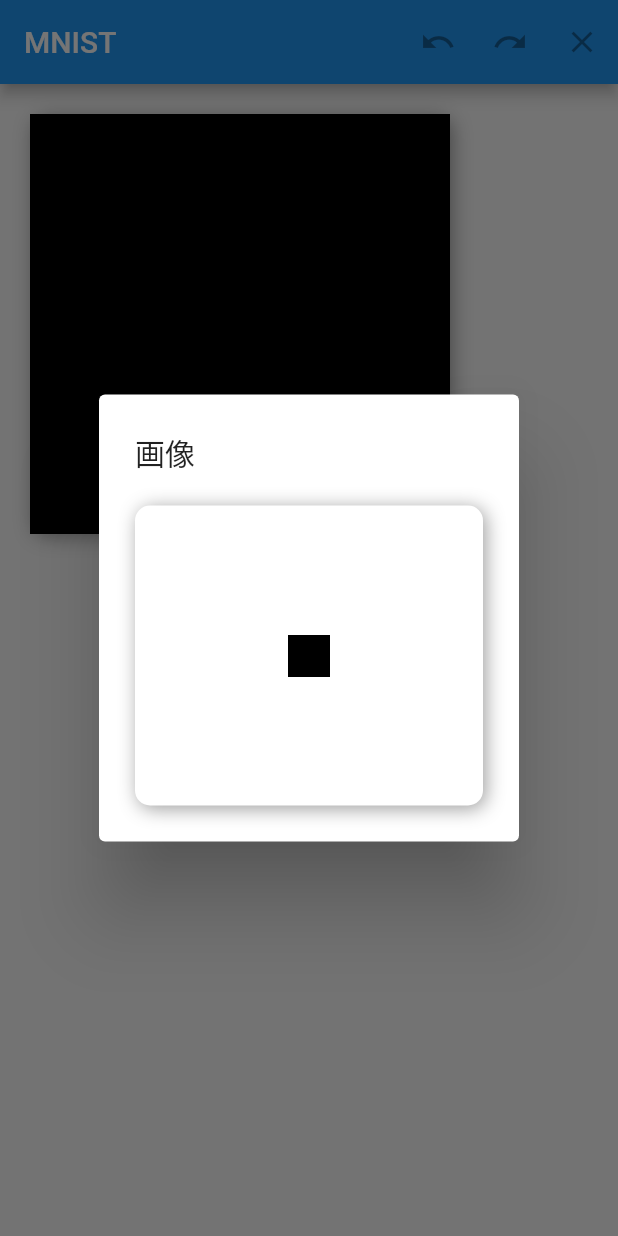
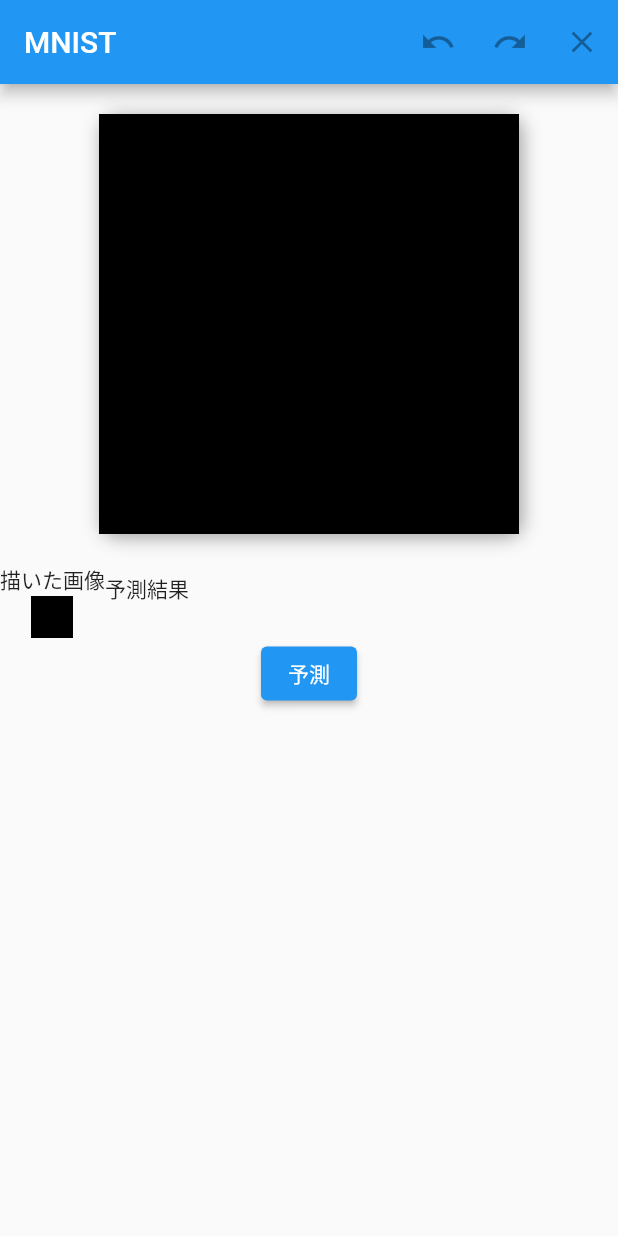
Before and after one commit to toyoshin5/mnist, a Flutter app: the screen it shows after launch, after a tap on "予測", on a phone screen of 412 x 824 dp. Run offline on Flutter 3.47's test engine with Material 2 defaults, Android fonts, the phone set to English and light mode, and no system bars; missing offline and left inert: pytorch_mobile.

Commit message:
簡易UI作成

```diff
--- a/lib/main.dart
+++ b/lib/main.dart
@@ -60,7 +60,8 @@
   bool isOldDrawing = false;
   bool showPallet = true;
   ui.Image? uiimage;
-
+  Uint8List? drewUint8Image;
+  String? result;
   // ジェスチャー移動を検知
   void moveGestureDetector(Offset localPosition) {
     if (!isDrawing) {
@@ -294,6 +295,26 @@
               ),
             ),
           ),
+          Row(
+            children: [
+              Column(
+                children: [
+                  Text("描いた画像"),
+                  Container(
+                    child: drewUint8Image==null?null:Image.memory(drewUint8Image!),
+                  ),
+                ],
+              ),
+              Column(
+                children: [
+                  Text("予測結果"),
+                  Container(
+                    child: Text(result??""),
+                  ),
+                ],
+              ),
+            ],
+          ),
           //予測ボタン
           ElevatedButton(
             child: const Text('予測'),
@@ -321,31 +342,9 @@
               imImage = im.copyResize(imImage!, width: 28, height: 28);
               //image.image→Uint8のListに変換(表示用,モデルに渡す用)
               pngUint8List = Uint8List.fromList(im.encodePng(imImage));
-
-              //画像を表示
-              showDialog(
-                context: context,
-                builder: (context) {
-                  return AlertDialog(
-                    title: Text('画像'),
-                    content: Container(
-                        width: 200,
-                        height: 200,
-                        decoration: BoxDecoration(
-                          color: Colors.white,
-                          borderRadius: BorderRadius.circular(10.0),
-                          boxShadow: const [
-                            BoxShadow(
-                              color: Colors.grey,
-                              offset: Offset(2.0, 2.0),
-                              blurRadius: 10.0,
-                            ),
-                          ],
-                        ),
-                        child: Image.memory(pngUint8List)),
-                  );
-                },
-              );
+              setState(() {
+                drewUint8Image = pngUint8List;
+              });
 
               print("予測");
               // 予測
@@ -353,15 +352,9 @@
               //var res = 0;
               print("終了");
               // 予測結果を表示
-              showDialog(
-                context: context,
-                builder: (BuildContext context) {
-                  return AlertDialog(
-                    title: Text('予測結果'),
-                    content: Text(res.toString()),
-                  );
-                },
-              );
+              setState(() {
+                result = res;
+              });
             },
           ),
         ],
```
